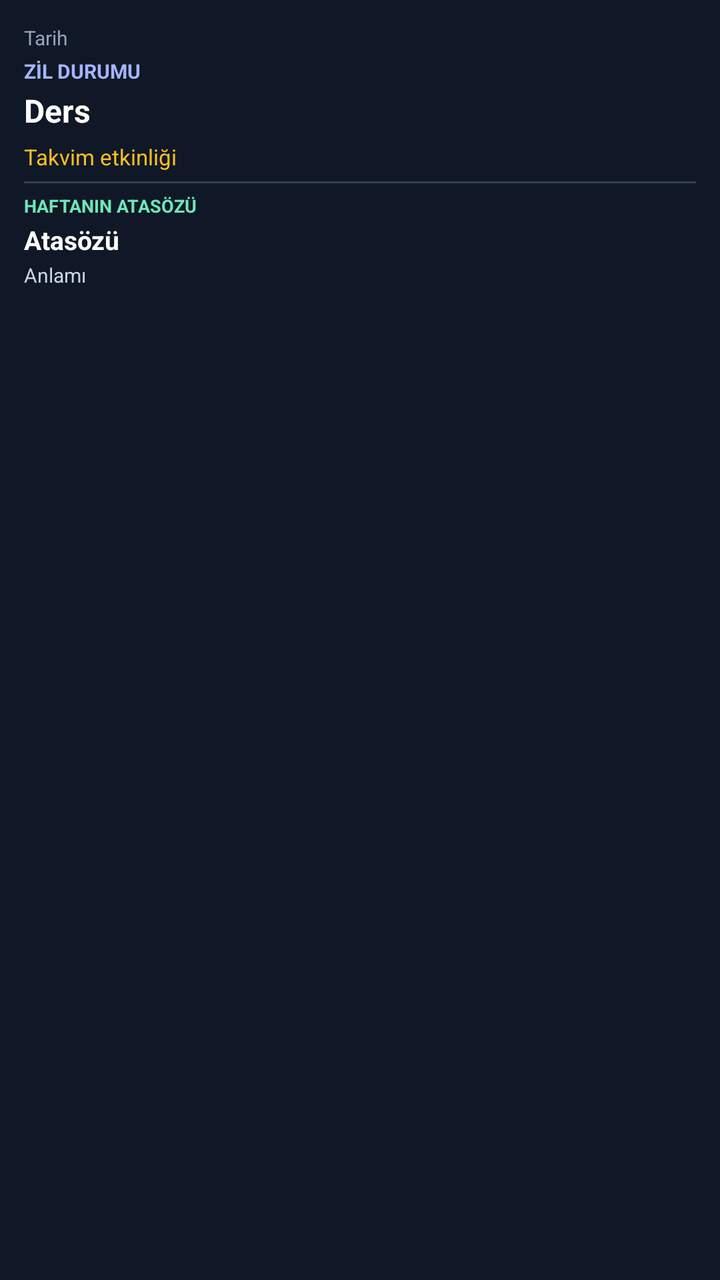
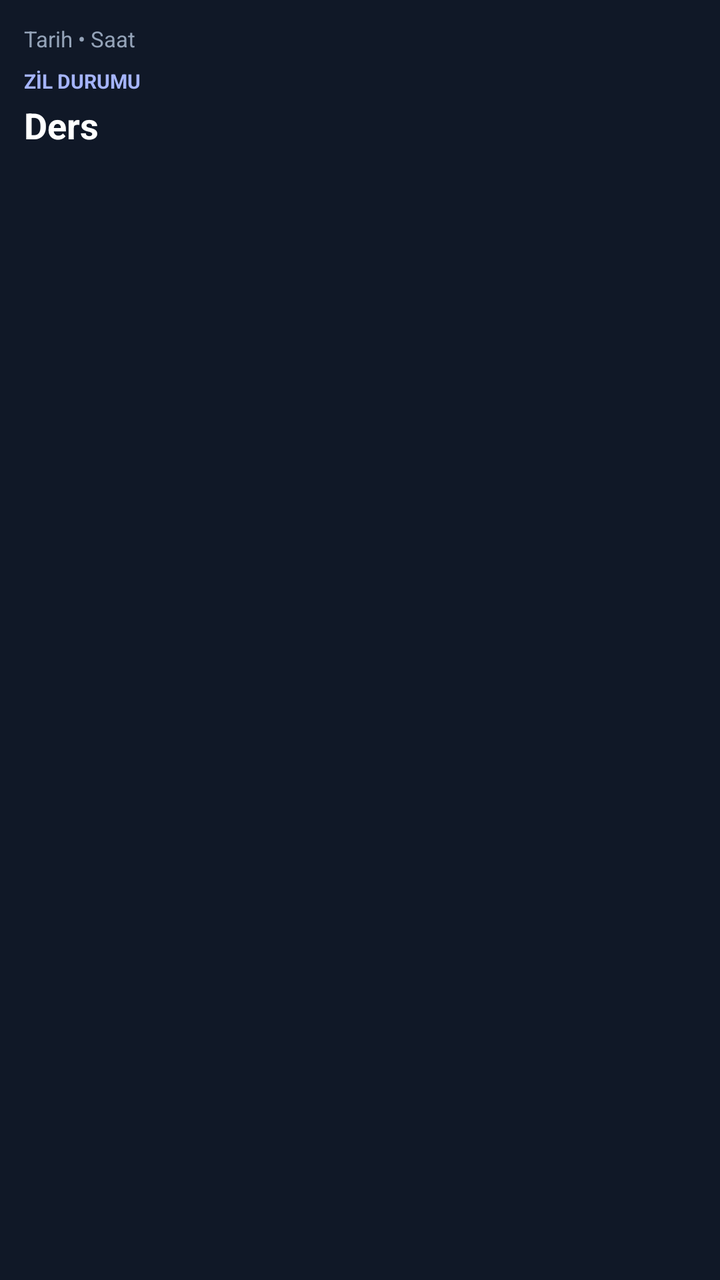

Compare the two renders of this Android layout. The source of the first and the diff that turns it into the second are given below.
<!-- AndroidManifest.xml: application theme android:Theme.Material.Light.NoActionBar -->
<!-- res/layout/school_combined_widget.xml -->
<?xml version="1.0" encoding="utf-8"?>
<LinearLayout xmlns:android="http://schemas.android.com/apk/res/android"
    android:id="@+id/combined_root"
    android:layout_width="match_parent"
    android:layout_height="match_parent"
    android:orientation="vertical"
    android:padding="12dp"
    android:background="#101827">

    <TextView
        android:id="@+id/combined_date"
        android:layout_width="match_parent"
        android:layout_height="wrap_content"
        android:text="Tarih"
        android:textColor="#94A3B8"
        android:textSize="10sp" />

    <TextView
        android:id="@+id/combined_status"
        android:layout_width="match_parent"
        android:layout_height="wrap_content"
        android:layout_marginTop="3dp"
        android:text="ZİL DURUMU"
        android:textColor="#A5B4FC"
        android:textSize="10sp"
        android:textStyle="bold" />

    <TextView
        android:id="@+id/combined_lesson"
        android:layout_width="match_parent"
        android:layout_height="wrap_content"
        android:layout_marginTop="2dp"
        android:maxLines="2"
        android:ellipsize="end"
        android:text="Ders"
        android:textColor="#FFFFFF"
        android:textSize="16sp"
        android:textStyle="bold" />

    <TextView
        android:id="@+id/combined_event"
        android:layout_width="match_parent"
        android:layout_height="wrap_content"
        android:layout_marginTop="5dp"
        android:maxLines="1"
        android:ellipsize="end"
        android:text="Takvim etkinliği"
        android:textColor="#FBBF24"
        android:textSize="11sp" />

    <TextView
        android:layout_width="match_parent"
        android:layout_height="1dp"
        android:layout_marginTop="5dp"
        android:background="#334155"
        android:text="" />

    <TextView
        android:layout_width="match_parent"
        android:layout_height="wrap_content"
        android:layout_marginTop="5dp"
        android:text="HAFTANIN ATASÖZÜ"
        android:textColor="#6EE7B7"
        android:textSize="9sp"
        android:textStyle="bold" />

    <TextView
        android:id="@+id/combined_proverb"
        android:layout_width="match_parent"
        android:layout_height="wrap_content"
        android:layout_marginTop="2dp"
        android:maxLines="2"
        android:ellipsize="end"
        android:text="Atasözü"
        android:textColor="#FFFFFF"
        android:textSize="13sp"
        android:textStyle="bold" />

    <TextView
        android:id="@+id/combined_meaning"
        android:layout_width="match_parent"
        android:layout_height="wrap_content"
        android:layout_marginTop="2dp"
        android:maxLines="2"
        android:ellipsize="end"
        android:text="Anlamı"
        android:textColor="#CBD5E1"
        android:textSize="10sp" />
</LinearLayout>
<!-- resources referenced by this layout -->
<resources>

</resources>

<!-- the commit's change to res/layout/school_combined_widget.xml (unified diff, before → after) -->
@@ -11,15 +11,15 @@
         android:id="@+id/combined_date"
         android:layout_width="match_parent"
         android:layout_height="wrap_content"
-        android:text="Tarih"
+        android:text="Tarih • Saat"
         android:textColor="#94A3B8"
-        android:textSize="10sp" />
+        android:textSize="11sp" />
 
     <TextView
         android:id="@+id/combined_status"
         android:layout_width="match_parent"
         android:layout_height="wrap_content"
-        android:layout_marginTop="3dp"
+        android:layout_marginTop="7dp"
         android:text="ZİL DURUMU"
         android:textColor="#A5B4FC"
         android:textSize="10sp"
@@ -29,61 +29,26 @@
         android:id="@+id/combined_lesson"
         android:layout_width="match_parent"
         android:layout_height="wrap_content"
-        android:layout_marginTop="2dp"
+        android:layout_marginTop="3dp"
         android:maxLines="2"
         android:ellipsize="end"
         android:text="Ders"
         android:textColor="#FFFFFF"
-        android:textSize="16sp"
+        android:textSize="18sp"
         android:textStyle="bold" />
 
     <TextView
         android:id="@+id/combined_event"
         android:layout_width="match_parent"
         android:layout_height="wrap_content"
-        android:layout_marginTop="5dp"
-        android:maxLines="1"
+        android:layout_marginTop="9dp"
+        android:padding="8dp"
+        android:background="#263449"
+        android:maxLines="2"
         android:ellipsize="end"
         android:text="Takvim etkinliği"
-        android:textColor="#FBBF24"
-        android:textSize="11sp" />
-
-    <TextView
-        android:layout_width="match_parent"
-        android:layout_height="1dp"
-        android:layout_marginTop="5dp"
-        android:background="#334155"
-        android:text="" />
-
-    <TextView
-        android:layout_width="match_parent"
-        android:layout_height="wrap_content"
-        android:layout_marginTop="5dp"
-        android:text="HAFTANIN ATASÖZÜ"
-        android:textColor="#6EE7B7"
-        android:textSize="9sp"
-        android:textStyle="bold" />
-
-    <TextView
-        android:id="@+id/combined_proverb"
-        android:layout_width="match_parent"
-        android:layout_height="wrap_content"
-        android:layout_marginTop="2dp"
-        android:maxLines="2"
-        android:ellipsize="end"
-        android:text="Atasözü"
-        android:textColor="#FFFFFF"
-        android:textSize="13sp"
-        android:textStyle="bold" />
-
-    <TextView
-        android:id="@+id/combined_meaning"
-        android:layout_width="match_parent"
-        android:layout_height="wrap_content"
-        android:layout_marginTop="2dp"
-        android:maxLines="2"
-        android:ellipsize="end"
-        android:text="Anlamı"
-        android:textColor="#CBD5E1"
-        android:textSize="10sp" />
+        android:textColor="#FDE68A"
+        android:textSize="11sp"
+        android:textStyle="bold"
+        android:visibility="gone" />
 </LinearLayout>
